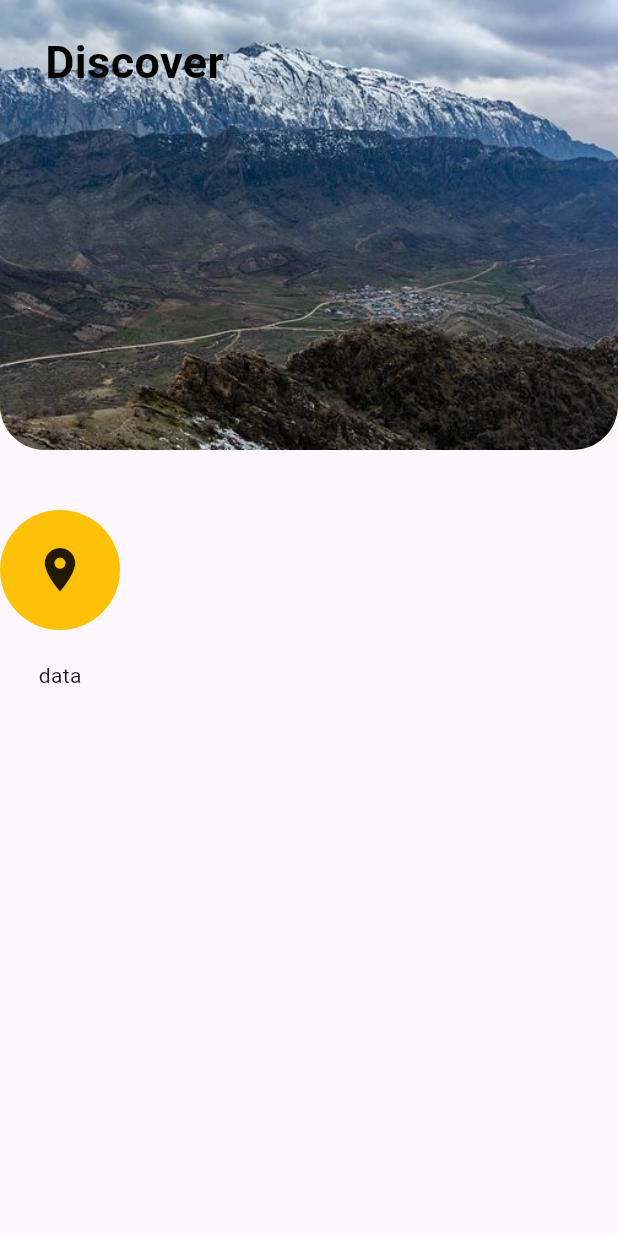
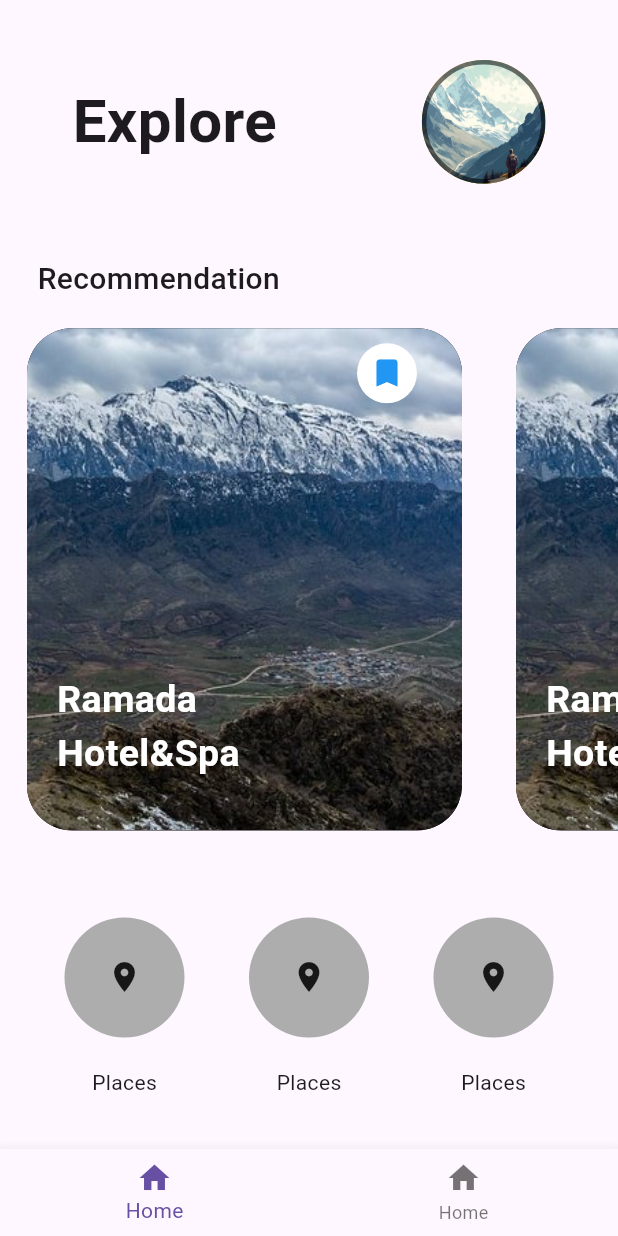
Before and after one commit to Diary-hub/travelers, a Flutter app: the HomePage screen opened directly, on a phone screen of 412 x 824 dp. Run offline on Flutter 3.47's test engine with Material 3 defaults, Android fonts, the phone set to English and light mode, and no system bars; our stand-ins replace firebase_core; accounts and stored records are empty; Roboto replaces fonts that are missing (Oxygen-bold).

Commit message:
homePage some edit

```diff
--- /dev/null
+++ b/lib/common/helper/locAndSub.dart
@@ -0,0 +1,30 @@
+import 'package:flutter/material.dart';
+
+class locAndSub extends StatelessWidget {
+  locAndSub({super.key, required this.icon, required this.text});
+
+  String text;
+  Icon icon = const Icon(
+    Icons.abc,
+    size: 30,
+  );
+
+  @override
+  Widget build(BuildContext context) {
+    return Column(
+      children: [
+        Container(
+            width: 80,
+            height: 80,
+            decoration: BoxDecoration(
+                color: const Color.fromARGB(255, 173, 173, 173),
+                borderRadius: BorderRadius.circular(100)),
+            child: icon),
+        const SizedBox(
+          height: 20,
+        ),
+        Text(text)
+      ],
+    );
+  }
+}
--- a/lib/views/Welcome/welcome.dart
+++ b/lib/views/Welcome/welcome.dart
@@ -107,10 +107,6 @@ class _HomeScreenState extends State<WelcomeScreen> {
               ),
             );
           }),
-      bottomNavigationBar: BottomNavigationBar(items: const [
-        BottomNavigationBarItem(icon: Icon(Icons.abc), label: 'Home'),
-        BottomNavigationBarItem(icon: Icon(Icons.abc), label: 'Home'),
-      ]),
     );
   }
 }
--- a/lib/views/home/home.dart
+++ b/lib/views/home/home.dart
@@ -1,61 +1,117 @@
 import 'package:flutter/material.dart';
+import 'package:travelers/common/helper/locAndSub.dart';
 
 class HomePage extends StatelessWidget {
   const HomePage({super.key});
 
   @override
   Widget build(BuildContext context) {
+    double sH = MediaQuery.of(context).size.height;
+    double sW = MediaQuery.of(context).size.width;
     return Scaffold(
       body: ListView(children: [
+        const SizedBox(
+          height: 40,
+        ),
+        Row(
+          mainAxisAlignment: MainAxisAlignment.spaceAround,
+          children: [
+            const Text(
+              'Explore',
+              style: TextStyle(fontSize: 40, fontWeight: FontWeight.w700),
+            ),
             Container(
-          width: 100,
-          height: 300,
-          decoration: const BoxDecoration(
-              image: DecorationImage(
+              width: sW * 0.2,
+              height: sH * 0.1,
+              decoration: BoxDecoration(
+                  border: Border.all(
+                    color: Colors.black54,
+                    width: 3,
+                  ),
+                  image: const DecorationImage(
+                      image: AssetImage("assets/images/login/img1.jpg"),
+                      fit: BoxFit.cover),
+                  color: Colors.amber,
+                  borderRadius: BorderRadius.circular(100)),
+            ),
+          ],
+        ),
+        SizedBox(
+          height: sH * 0.06,
+        ),
+        const Padding(
+          padding: EdgeInsets.only(left: 25),
+          child: Text(
+            'Recommendation',
+            style: TextStyle(fontSize: 20, fontWeight: FontWeight.w500),
+          ),
+        ),
+        SizedBox(
+          width: double.maxFinite,
+          height: sH * .45,
+          child: ListView.builder(
+              itemCount: 3,
+              scrollDirection: Axis.horizontal,
+              itemBuilder: (_, index) {
+                return Padding(
+                  padding: const EdgeInsets.all(18.0),
+                  child: Container(
+                    decoration: BoxDecoration(
+                        image: const DecorationImage(
                             image: AssetImage("assets/images/login/one.jpg"),
                             fit: BoxFit.cover),
-              color: Colors.amber,
-              borderRadius: BorderRadius.only(
-                  bottomLeft: Radius.circular(30),
-                  bottomRight: Radius.circular(30))),
-          child: const Padding(
-            padding: EdgeInsets.only(top: 20, left: 30),
+                        color: Colors.black,
+                        borderRadius: BorderRadius.circular(30)),
+                    width: 290,
+                    height: 100,
+                    child: Stack(children: [
+                      Positioned(
+                          left: 220,
+                          top: 10,
+                          child: Container(
+                            width: 40,
+                            height: 40,
+                            decoration: BoxDecoration(
+                                color: Colors.white,
+                                borderRadius: BorderRadius.circular(100)),
+                            child: const Icon(
+                              Icons.bookmark,
+                              color: Colors.blue,
+                            ),
+                          )),
+                      const Positioned(
+                          top: 230,
+                          left: 20,
+                          child: SizedBox(
+                            width: 180,
                             child: Text(
-              'Discover',
+                              'Ramada Hotel&Spa',
                               style: TextStyle(
-                  fontSize: 30,
-                  color: Colors.black,
-                  fontFamily: "Oxygen-bold",
+                                  color: Colors.white,
+                                  fontSize: 25,
                                   fontWeight: FontWeight.w700),
                             ),
+                          ))
+                    ]),
                   ),
+                );
+              }),
         ),
         const SizedBox(
           height: 40,
         ),
         Row(
+          mainAxisAlignment: MainAxisAlignment.spaceEvenly,
           children: [
-            Column(
-              children: [
-                Container(
-                  width: 80,
-                  height: 80,
-                  decoration: BoxDecoration(
-                      color: Colors.amber,
-                      borderRadius: BorderRadius.circular(100)),
-                  child: const Icon(
-                    Icons.place,
-                    size: 35,
-                  ),
-                ),
-                const SizedBox(
-                  height: 20,
-                ),
-                const Text('data')
+            locAndSub(icon: const Icon(Icons.place), text: 'Places'),
+            locAndSub(icon: const Icon(Icons.place), text: 'Places'),
+            locAndSub(icon: const Icon(Icons.place), text: 'Places'),
           ],
         )
-          ],
-        )
+      ]),
+      bottomNavigationBar: BottomNavigationBar(items: const [
+        BottomNavigationBarItem(icon: Icon(Icons.home), label: 'Home'),
+        BottomNavigationBarItem(icon: Icon(Icons.home), label: 'Home'),
       ]),
     );
   }
```
Also changed, not shown: assets/images/login/xomGyan.jpg (added). Lines whose indentation alone changed are shown as unchanged.
